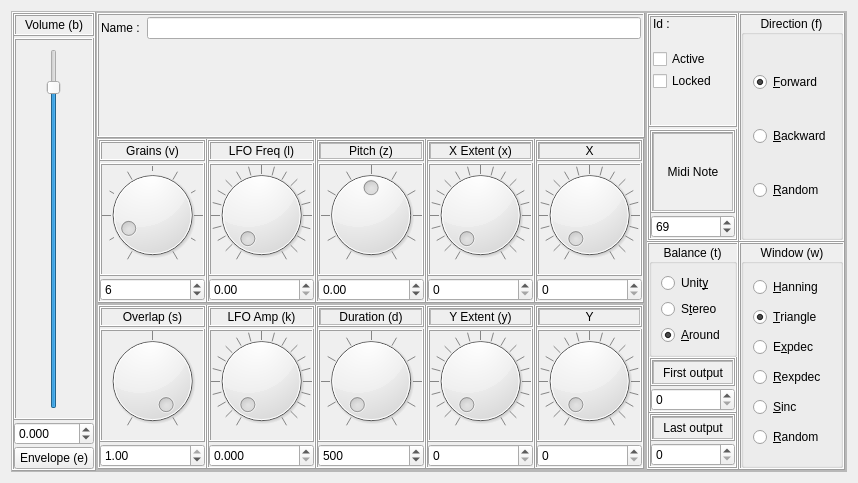
Qt form sources/interface/CloudDialog.ui (linuxmao-org/Frontieres) before a commit.
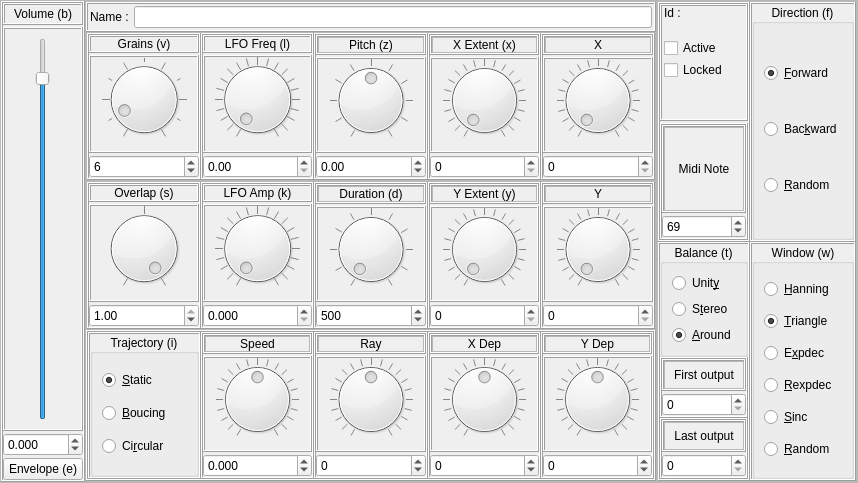
The same form after that commit. Icons and pictures are not drawn.

Diff of the .ui file:
```diff
--- a/sources/interface/CloudDialog.ui
+++ b/sources/interface/CloudDialog.ui
@@ -14,6 +14,21 @@
    <string>Dialog</string>
   </property>
   <layout class="QHBoxLayout" name="horizontalLayout_5">
+   <property name="spacing">
+    <number>0</number>
+   </property>
+   <property name="leftMargin">
+    <number>0</number>
+   </property>
+   <property name="topMargin">
+    <number>0</number>
+   </property>
+   <property name="rightMargin">
+    <number>0</number>
+   </property>
+   <property name="bottomMargin">
+    <number>0</number>
+   </property>
    <item>
     <widget class="QFrame" name="frame_4">
      <property name="frameShape">
@@ -202,7 +217,7 @@
         <property name="frameShadow">
          <enum>QFrame::Raised</enum>
         </property>
-        <layout class="QVBoxLayout" name="verticalLayout_7">
+        <layout class="QVBoxLayout" name="verticalLayout_74">
          <property name="spacing">
           <number>0</number>
          </property>
@@ -228,7 +243,10 @@
            </property>
            <layout class="QFormLayout" name="formLayout_2">
             <property name="horizontalSpacing">
-             <number>4</number>
+             <number>2</number>
+            </property>
+            <property name="verticalSpacing">
+             <number>2</number>
             </property>
             <property name="leftMargin">
              <number>2</number>
@@ -1343,7 +1361,7 @@
                    <number>0</number>
                   </property>
                   <item>
-                   <widget class="QLabel" name="label_Overlap_2">
+                   <widget class="QLabel" name="label_Label_LFO">
                     <property name="text">
                      <string>LFO Amp (k)</string>
                     </property>
@@ -1960,6 +1978,774 @@
            </layout>
           </widget>
          </item>
+         <item>
+          <widget class="QFrame" name="frame_Trajectory_Params">
+           <property name="frameShape">
+            <enum>QFrame::Box</enum>
+           </property>
+           <property name="frameShadow">
+            <enum>QFrame::Raised</enum>
+           </property>
+           <layout class="QGridLayout" name="gridLayout_3">
+            <property name="leftMargin">
+             <number>0</number>
+            </property>
+            <property name="topMargin">
+             <number>0</number>
+            </property>
+            <property name="rightMargin">
+             <number>0</number>
+            </property>
+            <property name="bottomMargin">
+             <number>0</number>
+            </property>
+            <property name="spacing">
+             <number>0</number>
+            </property>
+            <item row="0" column="0" rowspan="3">
+             <widget class="QFrame" name="frame_Trajectory">
+              <property name="frameShape">
+               <enum>QFrame::Box</enum>
+              </property>
+              <property name="frameShadow">
+               <enum>QFrame::Raised</enum>
+              </property>
+              <layout class="QVBoxLayout" name="verticalLayout_7">
+               <property name="sizeConstraint">
+                <enum>QLayout::SetMaximumSize</enum>
+               </property>
+               <property name="leftMargin">
+                <number>0</number>
+               </property>
+               <property name="topMargin">
+                <number>0</number>
+               </property>
+               <property name="rightMargin">
+                <number>0</number>
+               </property>
+               <property name="bottomMargin">
+                <number>0</number>
+               </property>
+               <item>
+                <widget class="QGroupBox" name="groupBox_Trajectory">
+                 <property name="title">
+                  <string>Trajectory (i)</string>
+                 </property>
+                 <property name="alignment">
+                  <set>Qt::AlignCenter</set>
+                 </property>
+                 <layout class="QVBoxLayout" name="verticalLayout_61">
+                  <item>
+                   <widget class="QRadioButton" name="radioButton_Trajectory_Static">
+                    <property name="text">
+                     <string>&amp;Static</string>
+                    </property>
+                    <property name="checked">
+                     <bool>true</bool>
+                    </property>
+                    <property name="autoExclusive">
+                     <bool>true</bool>
+                    </property>
+                   </widget>
+                  </item>
+                  <item>
+                   <widget class="QRadioButton" name="radioButton_Trajectory_Bouncing">
+                    <property name="text">
+                     <string>&amp;Boucing</string>
+                    </property>
+                   </widget>
+                  </item>
+                  <item>
+                   <widget class="QRadioButton" name="radioButton_Trajectory_Circular">
+                    <property name="text">
+                     <string>Ci&amp;rcular</string>
+                    </property>
+                    <property name="autoExclusive">
+                     <bool>true</bool>
+                    </property>
+                   </widget>
+                  </item>
+                 </layout>
+                </widget>
+               </item>
+              </layout>
+             </widget>
+            </item>
+            <item row="0" column="3">
+             <widget class="QFrame" name="frame_Ray">
+              <property name="frameShape">
+               <enum>QFrame::Box</enum>
+              </property>
+              <property name="frameShadow">
+               <enum>QFrame::Raised</enum>
+              </property>
+              <layout class="QVBoxLayout" name="verticalLayout_62">
+               <property name="spacing">
+                <number>2</number>
+               </property>
+               <property name="sizeConstraint">
+                <enum>QLayout::SetMaximumSize</enum>
+               </property>
+               <property name="leftMargin">
+                <number>0</number>
+               </property>
+               <property name="topMargin">
+                <number>0</number>
+               </property>
+               <property name="rightMargin">
+                <number>0</number>
+               </property>
+               <property name="bottomMargin">
+                <number>0</number>
+               </property>
+               <item>
+                <widget class="QFrame" name="frame_Label_Ray">
+                 <property name="frameShape">
+                  <enum>QFrame::Box</enum>
+                 </property>
+                 <property name="frameShadow">
+                  <enum>QFrame::Raised</enum>
+                 </property>
+                 <layout class="QVBoxLayout" name="verticalLayout_63">
+                  <property name="leftMargin">
+                   <number>0</number>
+                  </property>
+                  <property name="topMargin">
+                   <number>0</number>
+                  </property>
+                  <property name="rightMargin">
+                   <number>0</number>
+                  </property>
+                  <property name="bottomMargin">
+                   <number>0</number>
+                  </property>
+                  <item>
+                   <widget class="QLabel" name="label_Ray">
+                    <property name="autoFillBackground">
+                     <bool>false</bool>
+                    </property>
+                    <property name="frameShape">
+                     <enum>QFrame::StyledPanel</enum>
+                    </property>
+                    <property name="text">
+                     <string>Ray</string>
+                    </property>
+                    <property name="alignment">
+                     <set>Qt::AlignCenter</set>
+                    </property>
+                   </widget>
+                  </item>
+                 </layout>
+                </widget>
+               </item>
+               <item>
+                <widget class="QFrame" name="frame_Dial_Ray">
+                 <property name="frameShape">
+                  <enum>QFrame::Box</enum>
+                 </property>
+                 <property name="frameShadow">
+                  <enum>QFrame::Raised</enum>
+                 </property>
+                 <layout class="QVBoxLayout" name="verticalLayout_64">
+                  <property name="leftMargin">
+                   <number>0</number>
+                  </property>
+                  <property name="topMargin">
+                   <number>0</number>
+                  </property>
+                  <property name="rightMargin">
+                   <number>0</number>
+                  </property>
+                  <item>
+                   <widget class="QDial" name="dial_Ray">
+                    <property name="cursor">
+                     <cursorShape>OpenHandCursor</cursorShape>
+                    </property>
+                    <property name="minimum">
+                     <number>-2000</number>
+                    </property>
+                    <property name="maximum">
+                     <number>2000</number>
+                    </property>
+                    <property name="singleStep">
+                     <number>1</number>
+                    </property>
+                    <property name="pageStep">
+                     <number>10</number>
+                    </property>
+                    <property name="value">
+                     <number>0</number>
+                    </property>
+                    <property name="tracking">
+                     <bool>true</bool>
+                    </property>
+                    <property name="orientation">
+                     <enum>Qt::Horizontal</enum>
+                    </property>
+                    <property name="invertedAppearance">
+                     <bool>false</bool>
+                    </property>
+                    <property name="invertedControls">
+                     <bool>false</bool>
+                    </property>
+                    <property name="wrapping">
+                     <bool>false</bool>
+                    </property>
+                    <property name="notchTarget">
+                     <double>50.000000000000000</double>
+                    </property>
+                    <property name="notchesVisible">
+                     <bool>true</bool>
+                    </property>
+                   </widget>
+                  </item>
+                 </layout>
+                </widget>
+               </item>
+               <item>
+                <widget class="QDoubleSpinBox" name="doubleSpinBox_Ray">
+                 <property name="wrapping">
+                  <bool>false</bool>
+                 </property>
+                 <property name="frame">
+                  <bool>true</bool>
+                 </property>
+                 <property name="buttonSymbols">
+                  <enum>QAbstractSpinBox::UpDownArrows</enum>
+                 </property>
+                 <property name="keyboardTracking">
+                  <bool>true</bool>
+                 </property>
+                 <property name="showGroupSeparator" stdset="0">
+                  <bool>false</bool>
+                 </property>
+                 <property name="decimals">
+                  <number>0</number>
+                 </property>
+                 <property name="minimum">
+                  <double>-2000.000000000000000</double>
+                 </property>
+                 <property name="maximum">
+                  <double>2000.000000000000000</double>
+                 </property>
+                 <property name="singleStep">
+                  <double>1.000000000000000</double>
+                 </property>
+                 <property name="value">
+                  <double>0.000000000000000</double>
+                 </property>
+                </widget>
+               </item>
+              </layout>
+             </widget>
+            </item>
+            <item row="0" column="1">
+             <widget class="QFrame" name="frame_Speed">
+              <property name="frameShape">
+               <enum>QFrame::Box</enum>
+              </property>
+              <property name="frameShadow">
+               <enum>QFrame::Raised</enum>
+              </property>
+              <layout class="QVBoxLayout" name="verticalLayout_68">
+               <property name="spacing">
+                <number>2</number>
+               </property>
+               <property name="sizeConstraint">
+                <enum>QLayout::SetMaximumSize</enum>
+               </property>
+               <property name="leftMargin">
+                <number>0</number>
+               </property>
+               <property name="topMargin">
+                <number>0</number>
+               </property>
+               <property name="rightMargin">
+                <number>0</number>
+               </property>
+               <property name="bottomMargin">
+                <number>0</number>
+               </property>
+               <item>
+                <widget class="QFrame" name="frame_Label_Speed">
+                 <property name="frameShape">
+                  <enum>QFrame::Box</enum>
+                 </property>
+                 <property name="frameShadow">
+                  <enum>QFrame::Raised</enum>
+                 </property>
+                 <layout class="QVBoxLayout" name="verticalLayout_69">
+                  <property name="leftMargin">
+                   <number>0</number>
+                  </property>
+                  <property name="topMargin">
+                   <number>0</number>
+                  </property>
+                  <property name="rightMargin">
+                   <number>0</number>
+                  </property>
+                  <property name="bottomMargin">
+                   <number>0</number>
+                  </property>
+                  <item>
+                   <widget class="QLabel" name="label_Speed">
+                    <property name="autoFillBackground">
+                     <bool>false</bool>
+                    </property>
+                    <property name="frameShape">
+                     <enum>QFrame::StyledPanel</enum>
+                    </property>
+                    <property name="text">
+                     <string>Speed</string>
+                    </property>
+                    <property name="alignment">
+                     <set>Qt::AlignCenter</set>
+                    </property>
+                   </widget>
+                  </item>
+                 </layout>
+                </widget>
+               </item>
+               <item>
+                <widget class="QFrame" name="frame_Dial_Speed">
+                 <property name="frameShape">
+                  <enum>QFrame::Box</enum>
+                 </property>
+                 <property name="frameShadow">
+                  <enum>QFrame::Raised</enum>
+                 </property>
+                 <layout class="QVBoxLayout" name="verticalLayout_70">
+                  <property name="leftMargin">
+                   <number>0</number>
+                  </property>
+                  <property name="topMargin">
+                   <number>0</number>
+                  </property>
+                  <property name="rightMargin">
+                   <number>0</number>
+                  </property>
+                  <item>
+                   <widget class="QDial" name="dial_Speed">
+                    <property name="cursor">
+                     <cursorShape>OpenHandCursor</cursorShape>
+                    </property>
+                    <property name="minimum">
+                     <number>-2000</number>
+                    </property>
+                    <property name="maximum">
+                     <number>2000</number>
+                    </property>
+                    <property name="singleStep">
+                     <number>1</number>
+                    </property>
+                    <property name="pageStep">
+                     <number>10</number>
+                    </property>
+                    <property name="value">
+                     <number>0</number>
+                    </property>
+                    <property name="tracking">
+                     <bool>true</bool>
+                    </property>
+                    <property name="orientation">
+                     <enum>Qt::Horizontal</enum>
+                    </property>
+                    <property name="invertedAppearance">
+                     <bool>false</bool>
+                    </property>
+                    <property name="invertedControls">
+                     <bool>false</bool>
+                    </property>
+                    <property name="wrapping">
+                     <bool>false</bool>
+                    </property>
+                    <property name="notchTarget">
+                     <double>50.000000000000000</double>
+                    </property>
+                    <property name="notchesVisible">
+                     <bool>true</bool>
+                    </property>
+                   </widget>
+                  </item>
+                 </layout>
+                </widget>
+               </item>
+               <item>
+                <widget class="QDoubleSpinBox" name="doubleSpinBox_Speed">
+                 <property name="wrapping">
+                  <bool>false</bool>
+                 </property>
+                 <property name="frame">
+                  <bool>true</bool>
+                 </property>
+                 <property name="buttonSymbols">
+                  <enum>QAbstractSpinBox::UpDownArrows</enum>
+                 </property>
+                 <property name="keyboardTracking">
+                  <bool>true</bool>
+                 </property>
+                 <property name="showGroupSeparator" stdset="0">
+                  <bool>false</bool>
+                 </property>
+                 <property name="decimals">
+                  <number>3</number>
+                 </property>
+                 <property name="minimum">
+                  <double>-100.000000000000000</double>
+                 </property>
+                 <property name="maximum">
+                  <double>100.000000000000000</double>
+                 </property>
+                 <property name="singleStep">
+                  <double>0.010000000000000</double>
+                 </property>
+                 <property name="value">
+                  <double>0.000000000000000</double>
+                 </property>
+                </widget>
+               </item>
+              </layout>
+             </widget>
+            </item>
+            <item row="0" column="4">
+             <widget class="QFrame" name="frame_X_Dep">
+              <property name="frameShape">
+               <enum>QFrame::Box</enum>
+              </property>
+              <property name="frameShadow">
+               <enum>QFrame::Raised</enum>
+              </property>
+              <layout class="QVBoxLayout" name="verticalLayout_71">
+               <property name="spacing">
+                <number>2</number>
+               </property>
+               <property name="sizeConstraint">
+                <enum>QLayout::SetMaximumSize</enum>
+               </property>
+               <property name="leftMargin">
+                <number>0</number>
+               </property>
+               <property name="topMargin">
+                <number>0</number>
+               </property>
+               <property name="rightMargin">
+                <number>0</number>
+               </property>
+               <property name="bottomMargin">
+                <number>0</number>
+               </property>
+               <item>
+                <widget class="QFrame" name="frame_Label_X_Dep">
+                 <property name="frameShape">
+                  <enum>QFrame::Box</enum>
+                 </property>
+                 <property name="frameShadow">
+                  <enum>QFrame::Raised</enum>
+                 </property>
+                 <layout class="QVBoxLayout" name="verticalLayout_72">
+                  <property name="leftMargin">
+                   <number>0</number>
+                  </property>
+                  <property name="topMargin">
+                   <number>0</number>
+                  </property>
+                  <property name="rightMargin">
+                   <number>0</number>
+                  </property>
+                  <property name="bottomMargin">
+                   <number>0</number>
+                  </property>
+                  <item>
+                   <widget class="QLabel" name="label_X_Dep">
+                    <property name="autoFillBackground">
+                     <bool>false</bool>
+                    </property>
+                    <property name="frameShape">
+                     <enum>QFrame::StyledPanel</enum>
+                    </property>
+                    <property name="text">
+                     <string>X Dep</string>
+                    </property>
+                    <property name="alignment">
+                     <set>Qt::AlignCenter</set>
+                    </property>
+                   </widget>
+                  </item>
+                 </layout>
+                </widget>
+               </item>
+               <item>
+                <widget class="QFrame" name="frame_Dial_X_Dep">
+                 <property name="frameShape">
+                  <enum>QFrame::Box</enum>
+                 </property>
+                 <property name="frameShadow">
+                  <enum>QFrame::Raised</enum>
+                 </property>
+                 <layout class="QVBoxLayout" name="verticalLayout_73">
+                  <property name="leftMargin">
+                   <number>0</number>
+                  </property>
+                  <property name="topMargin">
+                   <number>0</number>
+                  </property>
+                  <property name="rightMargin">
+                   <number>0</number>
+                  </property>
+                  <item>
+                   <widget class="QDial" name="dial_X_Dep">
+                    <property name="cursor">
+                     <cursorShape>OpenHandCursor</cursorShape>
+                    </property>
+                    <property name="minimum">
+                     <number>-2000</number>
+                    </property>
+                    <property name="maximum">
+                     <number>2000</number>
+                    </property>
+                    <property name="singleStep">
+                     <number>1</number>
+                    </property>
+                    <property name="pageStep">
+                     <number>10</number>
+                    </property>
+                    <property name="value">
+                     <number>0</number>
+                    </property>
+                    <property name="tracking">
+                     <bool>true</bool>
+                    </property>
+                    <property name="orientation">
+                     <enum>Qt::Horizontal</enum>
+                    </property>
+                    <property name="invertedAppearance">
+                     <bool>false</bool>
+                    </property>
+                    <property name="invertedControls">
+                     <bool>false</bool>
+                    </property>
+                    <property name="wrapping">
+                     <bool>false</bool>
+                    </property>
+                    <property name="notchTarget">
+                     <double>50.000000000000000</double>
+                    </property>
+                    <property name="notchesVisible">
+                     <bool>true</bool>
+                    </property>
+                   </widget>
+                  </item>
+                 </layout>
+                </widget>
+               </item>
+               <item>
+                <widget class="QDoubleSpinBox" name="doubleSpinBox_X_Dep">
+                 <property name="wrapping">
+                  <bool>false</bool>
+                 </property>
+                 <property name="frame">
+                  <bool>true</bool>
+                 </property>
+                 <property name="buttonSymbols">
+                  <enum>QAbstractSpinBox::UpDownArrows</enum>
+                 </property>
+                 <property name="keyboardTracking">
+                  <bool>true</bool>
+                 </property>
+                 <property name="showGroupSeparator" stdset="0">
+                  <bool>false</bool>
+                 </property>
+                 <property name="decimals">
+                  <number>0</number>
+                 </property>
+                 <property name="minimum">
+                  <double>-2000.000000000000000</double>
+                 </property>
+                 <property name="maximum">
+                  <double>2000.000000000000000</double>
+                 </property>
+                 <property name="singleStep">
+                  <double>1.000000000000000</double>
+                 </property>
+                 <property name="value">
+                  <double>0.000000000000000</double>
+                 </property>
+                </widget>
+               </item>
+              </layout>
+             </widget>
+            </item>
+            <item row="0" column="5">
+             <widget class="QFrame" name="frame_Y_Dep">
+              <property name="frameShape">
+               <enum>QFrame::Box</enum>
+              </property>
+              <property name="frameShadow">
+               <enum>QFrame::Raised</enum>
+              </property>
+              <layout class="QVBoxLayout" name="verticalLayout_65">
+               <property name="spacing">
+                <number>2</number>
+               </property>
+               <property name="sizeConstraint">
+                <enum>QLayout::SetMaximumSize</enum>
+               </property>
+               <property name="leftMargin">
+                <number>0</number>
+               </property>
+               <property name="topMargin">
+                <number>0</number>
+               </property>
+               <property name="rightMargin">
+                <number>0</number>
+               </property>
+               <property name="bottomMargin">
+                <number>0</number>
+               </property>
+               <item>
+                <widget class="QFrame" name="frame_Label_Y_Dep">
+                 <property name="frameShape">
+                  <enum>QFrame::Box</enum>
+                 </property>
+                 <property name="frameShadow">
+                  <enum>QFrame::Raised</enum>
+                 </property>
+                 <layout class="QVBoxLayout" name="verticalLayout_66">
+                  <property name="leftMargin">
+                   <number>0</number>
+                  </property>
+                  <property name="topMargin">
+                   <number>0</number>
+                  </property>
+                  <property name="rightMargin">
+                   <number>0</number>
+                  </property>
+                  <property name="bottomMargin">
+                   <number>0</number>
+                  </property>
+                  <item>
+                   <widget class="QLabel" name="label_Y_Dep">
+                    <property name="autoFillBackground">
+                     <bool>false</bool>
+                    </property>
+                    <property name="frameShape">
+                     <enum>QFrame::StyledPanel</enum>
+                    </property>
+                    <property name="text">
+                     <string>Y Dep</string>
+                    </property>
+                    <property name="alignment">
+                     <set>Qt::AlignCenter</set>
+                    </property>
+                   </widget>
+                  </item>
+                 </layout>
+                </widget>
+               </item>
+               <item>
+                <widget class="QFrame" name="frame_Dial_Y_Dep">
+                 <property name="frameShape">
+                  <enum>QFrame::Box</enum>
+                 </property>
+                 <property name="frameShadow">
+                  <enum>QFrame::Raised</enum>
+                 </property>
+                 <layout class="QVBoxLayout" name="verticalLayout_67">
+                  <property name="leftMargin">
+                   <number>0</number>
+                  </property>
+                  <property name="topMargin">
+                   <number>0</number>
+                  </property>
+                  <property name="rightMargin">
+                   <number>0</number>
+                  </property>
+                  <item>
+                   <widget class="QDial" name="dial_Y_Dep">
+                    <property name="cursor">
+                     <cursorShape>OpenHandCursor</cursorShape>
+                    </property>
+                    <property name="minimum">
+                     <number>-2000</number>
+                    </property>
+                    <property name="maximum">
+                     <number>2000</number>
+                    </property>
+                    <property name="singleStep">
+                     <number>1</number>
+                    </property>
+                    <property name="pageStep">
+                     <number>10</number>
+                    </property>
+                    <property name="value">
+                     <number>0</number>
+                    </property>
+                    <property name="tracking">
+                     <bool>true</bool>
+                    </property>
+                    <property name="orientation">
+                     <enum>Qt::Horizontal</enum>
+                    </property>
+                    <property name="invertedAppearance">
+                     <bool>false</bool>
+                    </property>
+                    <property name="invertedControls">
+                     <bool>false</bool>
+                    </property>
+                    <property name="wrapping">
+                     <bool>false</bool>
+                    </property>
+                    <property name="notchTarget">
+                     <double>50.000000000000000</double>
+                    </property>
+                    <property name="notchesVisible">
+                     <bool>true</bool>
+                    </property>
+                   </widget>
+                  </item>
+                 </layout>
+                </widget>
+               </item>
+               <item>
+                <widget class="QDoubleSpinBox" name="doubleSpinBox_Y_Dep">
+                 <property name="wrapping">
+                  <bool>false</bool>
+                 </property>
+                 <property name="frame">
+                  <bool>true</bool>
+                 </property>
+                 <property name="buttonSymbols">
+                  <enum>QAbstractSpinBox::UpDownArrows</enum>
+                 </property>
+                 <property name="keyboardTracking">
+                  <bool>true</bool>
+                 </property>
+                 <property name="showGroupSeparator" stdset="0">
+                  <bool>false</bool>
+                 </property>
+                 <property name="decimals">
+                  <number>0</number>
+                 </property>
+                 <property name="minimum">
+                  <double>-2000.000000000000000</double>
+                 </property>
+                 <property name="maximum">
+                  <double>2000.000000000000000</double>
+                 </property>
+                 <property name="singleStep">
+                  <double>1.000000000000000</double>
+                 </property>
+                 <property name="value">
+                  <double>0.000000000000000</double>
+                 </property>
+                </widget>
+               </item>
+              </layout>
+             </widget>
+            </item>
+           </layout>
+          </widget>
+         </item>
         </layout>
        </widget>
       </item>
@@ -2239,7 +3025,7 @@
                <item>
                 <widget class="QRadioButton" name="radioButton_Direction_Backward">
                  <property name="text">
-                  <string>&amp;Backward</string>
+                  <string>Bac&amp;kward</string>
                  </property>
                 </widget>
                </item>
```
